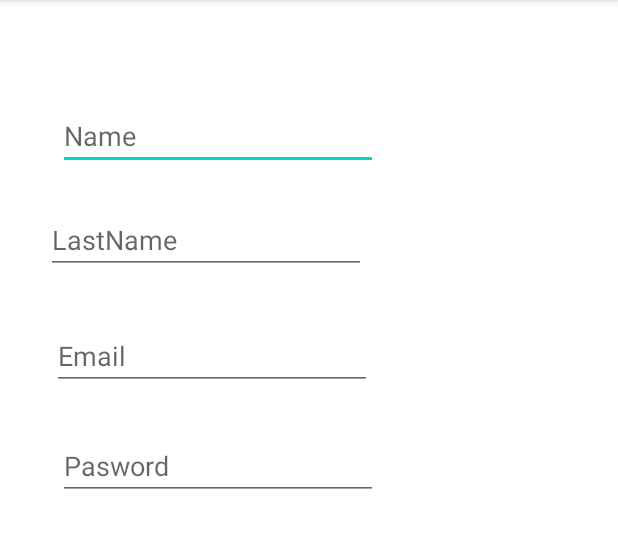
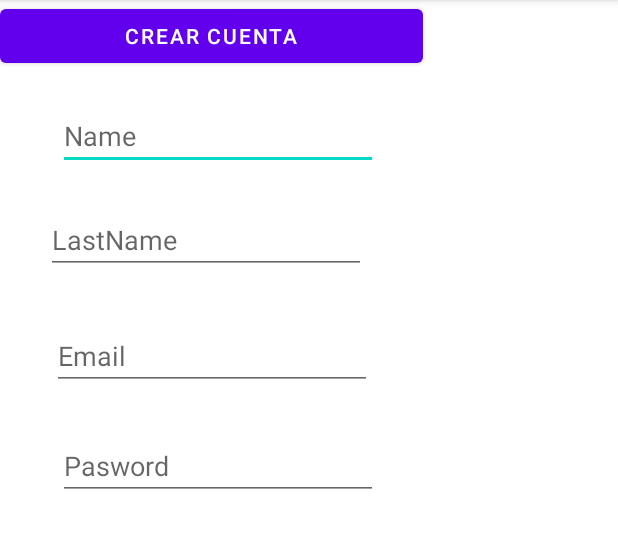
Before and after one commit to ClauQuiro/EjerciciosVarios, an Android app: the screen it shows after launch (MainActivity), on a phone screen of 412 x 824 dp, the part 84-632 px from its top. Run offline under Robolectric (Android 15) with nearby library versions, the phone set to English and light mode, and no system bars.

Commit message:
Agregue boton

```diff
--- a/app/src/main/res/layout/activity_main.xml
+++ b/app/src/main/res/layout/activity_main.xml
@@ -66,4 +66,12 @@
         app:layout_constraintEnd_toEndOf="parent"
         app:layout_constraintTop_toBottomOf="@+id/editTextTextPersonName7" />
 
+    <Button
+        android:id="@+id/button"
+        android:layout_width="282dp"
+        android:layout_height="48dp"
+        android:text="Crear Cuenta"
+        tools:layout_editor_absoluteX="48dp"
+        tools:layout_editor_absoluteY="535dp" />
+
 </androidx.constraintlayout.widget.ConstraintLayout>
```
